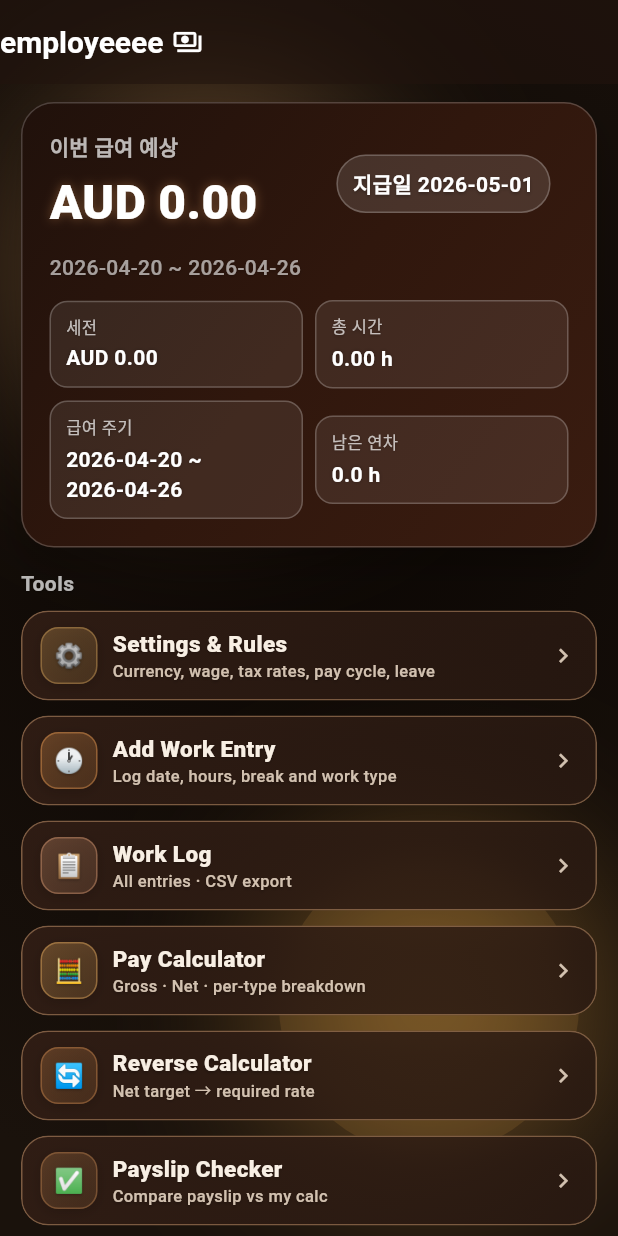
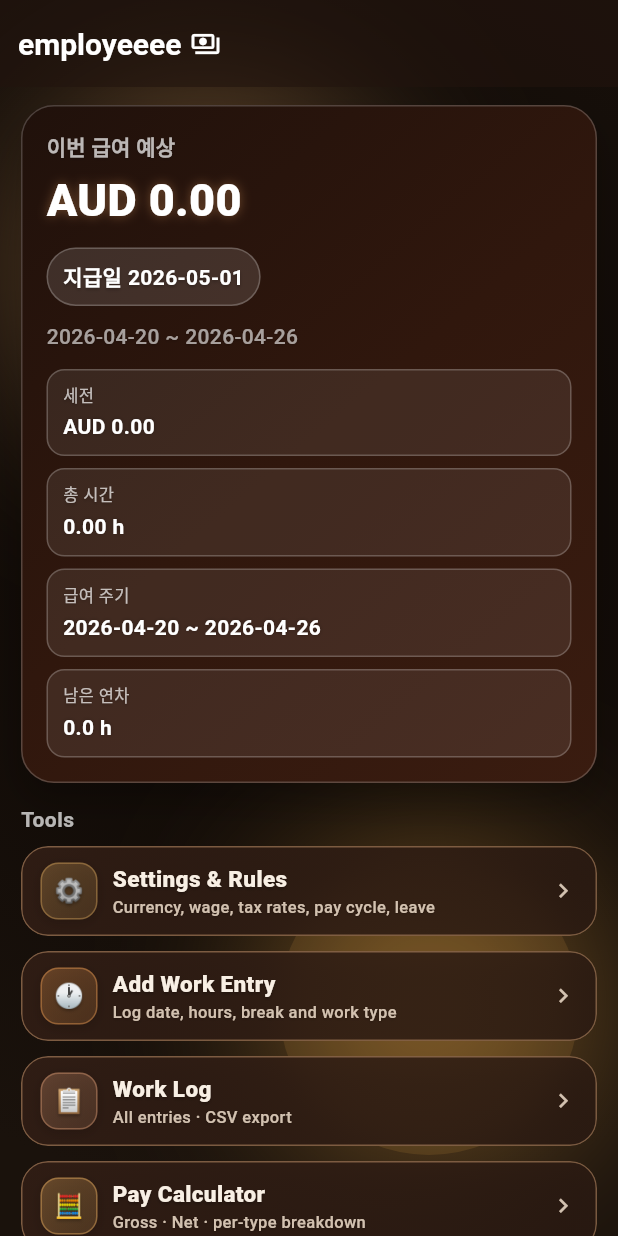
Before and after one commit to Melondressing/employeee, a Flutter app: the screen it shows after launch, on a phone screen of 412 x 824 dp. Run offline on Flutter 3.47's test engine with Material 3 defaults, Android fonts, the phone set to English and light mode, and no system bars; our stand-ins replace flutter_riverpod, share_plus, shared_preferences; Roboto replaces fonts that are missing (SF Pro).

Commit message:
fix: improve mobile home and summary layout

```diff
--- a/lib/screens/home_screen.dart
+++ b/lib/screens/home_screen.dart
@@ -36,14 +36,9 @@ class HomeScreen extends ConsumerWidget {
 
     return AppScaffold(
       appBar: AppBar(
-        titleSpacing: 0,
-        title: const Row(
-          children: [
-            Text('employeeee'),
-            SizedBox(width: 6),
-            Icon(Icons.payments_outlined, size: 20),
-          ],
-        ),
+        titleSpacing: 8,
+        title: const _HomeAppBarTitle(),
+        toolbarHeight: 58,
       ),
       body: Center(
         child: ConstrainedBox(
@@ -133,6 +128,35 @@ class HomeScreen extends ConsumerWidget {
   }
 }
 
+class _HomeAppBarTitle extends StatelessWidget {
+  const _HomeAppBarTitle();
+
+  @override
+  Widget build(BuildContext context) {
+    final isCompact = MediaQuery.sizeOf(context).width < 390;
+    return Padding(
+      padding: const EdgeInsets.only(left: 4),
+      child: FittedBox(
+        fit: BoxFit.scaleDown,
+        alignment: Alignment.centerLeft,
+        child: Row(
+          children: [
+            Text(
+              'employeeee',
+              style: TextStyle(
+                fontSize: isCompact ? 18 : 20,
+                fontWeight: FontWeight.w700,
+              ),
+            ),
+            const SizedBox(width: 6),
+            Icon(Icons.payments_outlined, size: isCompact ? 18 : 20),
+          ],
+        ),
+      ),
+    );
+  }
+}
+
 class _TopSummary extends StatelessWidget {
   const _TopSummary({
     required this.net,
@@ -154,25 +178,51 @@ class _TopSummary extends StatelessWidget {
 
   @override
   Widget build(BuildContext context) {
-    return Container(
-      decoration: BoxDecoration(
-        gradient: const LinearGradient(
-          colors: [Color(0xFF20110B), Color(0xFF30170D), Color(0xFF3A1C10)],
-          begin: Alignment.topLeft,
-          end: Alignment.bottomRight,
+    return LayoutBuilder(
+      builder: (context, constraints) {
+        final isCompact = constraints.maxWidth < 390;
+        final horizontalPadding = isCompact ? 32.0 : 36.0;
+        final contentWidth = constraints.maxWidth - horizontalPadding;
+        final metricWidth = isCompact ? contentWidth : (contentWidth - 8) / 2;
+        final topContent = isCompact
+            ? Column(
+                crossAxisAlignment: CrossAxisAlignment.start,
+                children: [
+                  const Text(
+                    '이번 급여 예상',
+                    style: TextStyle(
+                      color: Colors.white70,
+                      fontWeight: FontWeight.w600,
+                      letterSpacing: 0.2,
                     ),
-        borderRadius: BorderRadius.circular(22),
-        border: Border.all(color: Colors.white.withValues(alpha: 0.2)),
-        boxShadow: const [
-          BoxShadow(
-              color: Color(0x33000000), blurRadius: 18, offset: Offset(0, 12)),
+                  ),
+                  const SizedBox(height: 4),
+                  FittedBox(
+                    fit: BoxFit.scaleDown,
+                    alignment: Alignment.centerLeft,
+                    child: Text(
+                      net,
+                      style: const TextStyle(
+                        fontSize: 30,
+                        fontWeight: FontWeight.w800,
+                        color: Colors.white,
+                        shadows: [
+                          Shadow(
+                            color: AppColors.accentGlow,
+                            blurRadius: 8,
+                          ),
                         ],
                       ),
-      padding: const EdgeInsets.all(18),
-      child: Column(
-        crossAxisAlignment: CrossAxisAlignment.start,
-        children: [
-          Row(
+                    ),
+                  ),
+                  const SizedBox(height: 10),
+                  Align(
+                    alignment: Alignment.centerLeft,
+                    child: _Pill(label: '지급일 ${_d(payDate)}'),
+                  ),
+                ],
+              )
+            : Row(
                 children: [
                   Expanded(
                     child: Column(
@@ -187,10 +237,11 @@ class _TopSummary extends StatelessWidget {
                           ),
                         ),
                         const SizedBox(height: 4),
-                    Text(
+                        FittedBox(
+                          fit: BoxFit.scaleDown,
+                          alignment: Alignment.centerLeft,
+                          child: Text(
                             net,
-                      maxLines: 1,
-                      overflow: TextOverflow.ellipsis,
                             style: const TextStyle(
                               fontSize: 32,
                               fontWeight: FontWeight.w800,
@@ -203,6 +254,7 @@ class _TopSummary extends StatelessWidget {
                               ],
                             ),
                           ),
+                        ),
                       ],
                     ),
                   ),
@@ -210,59 +262,90 @@ class _TopSummary extends StatelessWidget {
                   Flexible(
                     child: Align(
                       alignment: Alignment.centerRight,
-                  child: Padding(
-                    padding: const EdgeInsets.only(right: 12),
                       child: _Pill(label: '지급일 ${_d(payDate)}'),
                     ),
                   ),
+                ],
+              );
+
+        return Container(
+          decoration: BoxDecoration(
+            gradient: const LinearGradient(
+              colors: [Color(0xFF20110B), Color(0xFF30170D), Color(0xFF3A1C10)],
+              begin: Alignment.topLeft,
+              end: Alignment.bottomRight,
+            ),
+            borderRadius: BorderRadius.circular(22),
+            border: Border.all(color: Colors.white.withValues(alpha: 0.2)),
+            boxShadow: const [
+              BoxShadow(
+                color: Color(0x33000000),
+                blurRadius: 18,
+                offset: Offset(0, 12),
               ),
             ],
           ),
+          padding: EdgeInsets.all(isCompact ? 16 : 18),
+          child: Column(
+            crossAxisAlignment: CrossAxisAlignment.start,
+            children: [
+              topContent,
               const SizedBox(height: 10),
               Text(
                 '${_d(cycleStart)} ~ ${_d(cycleEnd)}',
                 style: const TextStyle(color: Colors.white60),
               ),
               const SizedBox(height: 12),
-          Column(
+              Wrap(
+                spacing: 8,
+                runSpacing: 8,
                 children: [
-              Row(
-                children: [
-                  Expanded(child: _MetricTile(label: '세전', value: gross)),
-                  const SizedBox(width: 8),
-                  Expanded(child: _MetricTile(label: '총 시간', value: hours)),
-                ],
+                  _MetricTile(
+                    label: '세전',
+                    value: gross,
+                    width: metricWidth,
                   ),
-              const SizedBox(height: 8),
-              Row(
-                children: [
-                  Expanded(
-                    child: _MetricTile(
+                  _MetricTile(
+                    label: '총 시간',
+                    value: hours,
+                    width: metricWidth,
+                  ),
+                  _MetricTile(
                     label: '급여 주기',
                     value: '${_d(cycleStart)} ~ ${_d(cycleEnd)}',
+                    width: metricWidth,
                   ),
-                  ),
-                  const SizedBox(width: 8),
-                  Expanded(child: _MetricTile(label: '남은 연차', value: leave)),
-                ],
+                  _MetricTile(
+                    label: '남은 연차',
+                    value: leave,
+                    width: metricWidth,
                   ),
                 ],
               ),
             ],
           ),
         );
+      },
+    );
   }
 }
 
 class _MetricTile extends StatelessWidget {
-  const _MetricTile({required this.label, required this.value});
+  const _MetricTile({
+    required this.label,
+    required this.value,
+    required this.width,
+  });
 
   final String label;
   final String value;
+  final double width;
 
   @override
   Widget build(BuildContext context) {
-    return Container(
+    return SizedBox(
+      width: width,
+      child: Container(
         padding: const EdgeInsets.symmetric(horizontal: 10, vertical: 9),
         decoration: BoxDecoration(
           color: Colors.white.withValues(alpha: 0.08),
@@ -289,6 +372,7 @@ class _MetricTile extends StatelessWidget {
               ),
             ),
           ],
+        ),
       ),
     );
   }
--- a/lib/screens/reverse_calculator_screen.dart
+++ b/lib/screens/reverse_calculator_screen.dart
@@ -30,6 +30,8 @@ class _ReverseCalculatorScreenState
     final rule = ref.watch(payRuleProvider);
     final calc = ref.watch(payCalculatorProvider);
     final formatter = NumberFormat.currency(symbol: '${rule.currency} ');
+    final screenWidth = MediaQuery.sizeOf(context).width;
+    final statCardWidth = screenWidth < 420 ? (screenWidth - 56) / 2 : 136.0;
     final requiredBase = calc.reverseBaseWageFromHours(
       targetNet: _targetNet,
       rule: rule,
@@ -97,24 +99,36 @@ class _ReverseCalculatorScreenState
                       requiredBase == 0
                           ? '-'
                           : '${formatter.format(requiredBase)}/h',
+                      width: statCardWidth,
                     ),
                     _statCard(
                       '필요 세전',
                       requiredGross == 0
                           ? '-'
                           : formatter.format(requiredGross),
+                      width: statCardWidth,
                     ),
                     _statCard(
                       '세금',
                       requiredGross == 0 ? '-' : formatter.format(taxAmount),
+                      width: statCardWidth,
                     ),
-                    _statCard('총 시간', '${totalHours.toStringAsFixed(3)} h'),
-                    _statCard('가중 시간', '${totalWeighted.toStringAsFixed(3)} h'),
+                    _statCard(
+                      '총 시간',
+                      '${totalHours.toStringAsFixed(3)} h',
+                      width: statCardWidth,
+                    ),
+                    _statCard(
+                      '가중 시간',
+                      '${totalWeighted.toStringAsFixed(3)} h',
+                      width: statCardWidth,
+                    ),
                     _statCard(
                       '현재 시급 대비',
                       diffHourly == 0
                           ? '-'
                           : '${diffHourly > 0 ? '+' : ''}${diffHourly.toStringAsFixed(2)}/h',
+                      width: statCardWidth,
                     ),
                   ],
                 ),
@@ -152,9 +166,9 @@ class _ReverseCalculatorScreenState
     );
   }
 
-  Widget _statCard(String title, String value) {
+  Widget _statCard(String title, String value, {required double width}) {
     return Container(
-      width: 136,
+      width: width,
       padding: const EdgeInsets.symmetric(horizontal: 12, vertical: 11),
       decoration: BoxDecoration(
         gradient: const LinearGradient(
```
Lines whose indentation alone changed are shown as unchanged.
